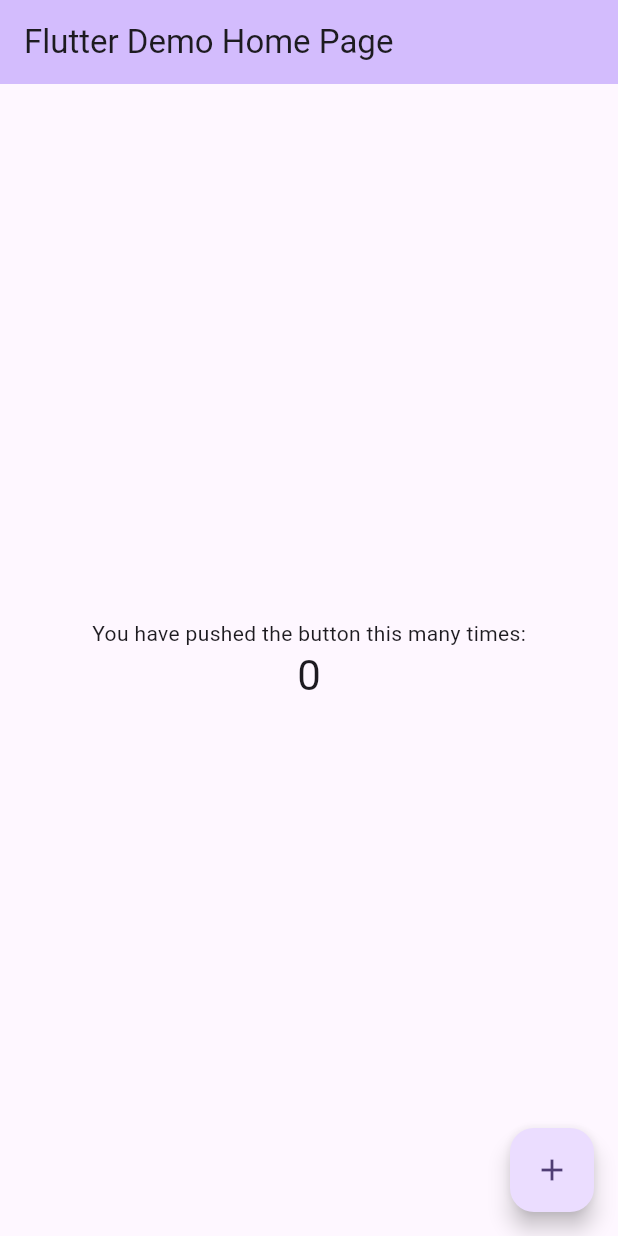
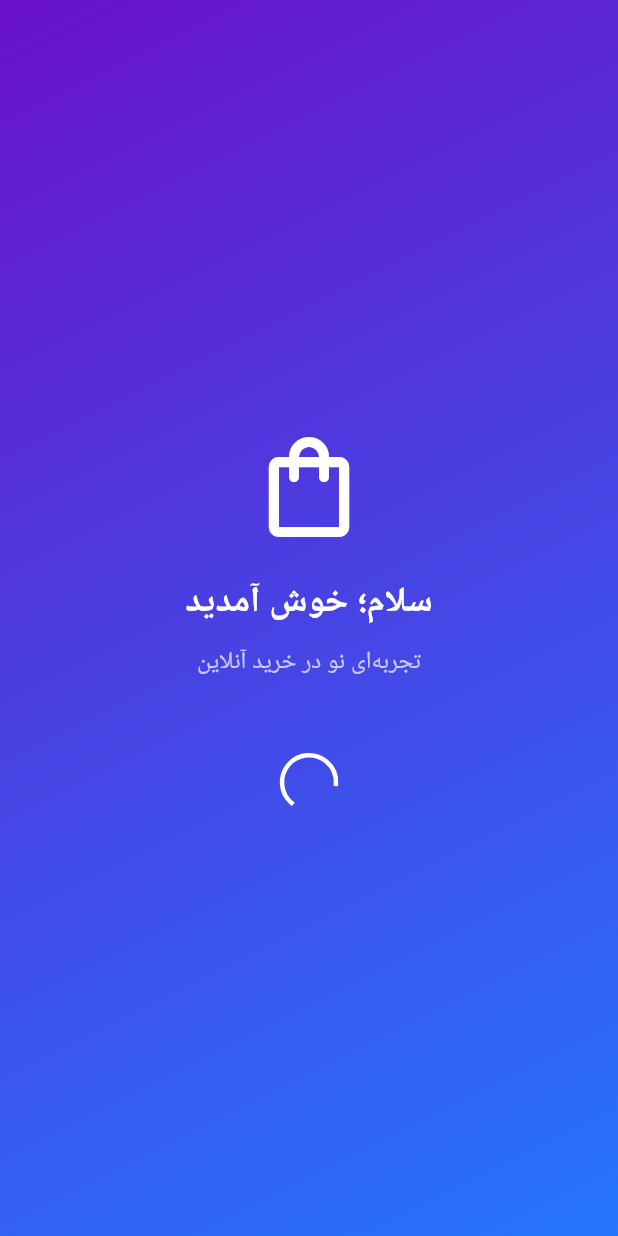
Before and after one commit to hasanhamadi/app_styleman, a Flutter app: the first screen one second after launch, on a phone screen of 412 x 824 dp. Run offline on Flutter 3.47's test engine with Material 3 defaults, Android fonts, the phone set to English and light mode, and no system bars.

Commit message:
app_styleman

```diff
--- /dev/null
+++ b/lib/Splash Screen/splash_screen.dart
@@ -0,0 +1,82 @@
+import 'dart:async';
+import 'package:flutter/material.dart';
+
+class SplashScreen extends StatefulWidget {
+  @override
+  _SplashScreenState createState() => _SplashScreenState();
+}
+
+class _SplashScreenState extends State<SplashScreen> {
+  @override
+  void initState() {
+    super.initState();
+    // انتقال خودکار بعد از 3 ثانیه
+    Timer(Duration(seconds: 3), () {
+      Navigator.pushReplacement(
+        context,
+        MaterialPageRoute(builder: (context) => HomeScreen()),
+      );
+    });
+  }
+
+  @override
+  Widget build(BuildContext context) {
+    return Scaffold(
+      body: Container(
+        // 1) پس‌زمینه مینیمال و مدرن (گرادینت)
+        decoration: BoxDecoration(
+          gradient: LinearGradient(
+            begin: Alignment.topLeft,
+            end: Alignment.bottomRight,
+            colors: [Color(0xFF6A11CB), Color(0xFF2575FC)],
+          ),
+        ),
+        child: Center(
+          child: Column(
+            mainAxisAlignment: MainAxisAlignment.center,
+            children: [
+              // لوگوی فرضی یا آیکون برند
+              Icon(Icons.shopping_bag_outlined, size: 80, color: Colors.white),
+              SizedBox(height: 20),
+
+              // 3) پیام خوش‌آمدگویی شیک
+              Text(
+                "سلام؛ خوش آمدید",
+                style: TextStyle(
+                  color: Colors.white,
+                  fontSize: 24,
+                  fontWeight: FontWeight.bold,
+                  letterSpacing: 1.2,
+                ),
+              ),
+              SizedBox(height: 10),
+              Text(
+                "تجربه‌ای نو در خرید آنلاین",
+                style: TextStyle(color: Colors.white70, fontSize: 16),
+              ),
+
+              SizedBox(height: 50),
+
+              // 2) انیمیشن لودینگ نرم
+              CircularProgressIndicator(
+                valueColor: AlwaysStoppedAnimation<Color>(Colors.white),
+                strokeWidth: 3,
+              ),
+            ],
+          ),
+        ),
+      ),
+    );
+  }
+}
+
+// صفحه اصلی مقصد
+class HomeScreen extends StatelessWidget {
+  @override
+  Widget build(BuildContext context) {
+    return Scaffold(
+      appBar: AppBar(title: Text("صفحه اصلی فروشگاه")),
+      body: Center(child: Text("به فروشگاه ما خوش آمدید!")),
+    );
+  }
+}
--- a/lib/main.dart
+++ b/lib/main.dart
@@ -1,122 +1,17 @@
+import 'package:app_styleman/Splash%20Screen/splash_screen.dart';
 import 'package:flutter/material.dart';
 
 void main() {
   runApp(const MyApp());
 }
-
 class MyApp extends StatelessWidget {
   const MyApp({super.key});
 
-  // This widget is the root of your application.
   @override
   Widget build(BuildContext context) {
     return MaterialApp(
-      title: 'Flutter Demo',
-      theme: ThemeData(
-        // This is the theme of your application.
-        //
-        // TRY THIS: Try running your application with "flutter run". You'll see
-        // the application has a purple toolbar. Then, without quitting the app,
-        // try changing the seedColor in the colorScheme below to Colors.green
-        // and then invoke "hot reload" (save your changes or press the "hot
-        // reload" button in a Flutter-supported IDE, or press "r" if you used
-        // the command line to start the app).
-        //
-        // Notice that the counter didn't reset back to zero; the application
-        // state is not lost during the reload. To reset the state, use hot
-        // restart instead.
-        //
-        // This works for code too, not just values: Most code changes can be
-        // tested with just a hot reload.
-        colorScheme: ColorScheme.fromSeed(seedColor: Colors.deepPurple),
-      ),
-      home: const MyHomePage(title: 'Flutter Demo Home Page'),
+      debugShowCheckedModeBanner: false,
+      home: SplashScreen(),
     );
   }
 }
-
-class MyHomePage extends StatefulWidget {
-  const MyHomePage({super.key, required this.title});
-
-  // This widget is the home page of your application. It is stateful, meaning
-  // that it has a State object (defined below) that contains fields that affect
-  // how it looks.
-
-  // This class is the configuration for the state. It holds the values (in this
-  // case the title) provided by the parent (in this case the App widget) and
-  // used by the build method of the State. Fields in a Widget subclass are
-  // always marked "final".
-
-  final String title;
-
-  @override
-  State<MyHomePage> createState() => _MyHomePageState();
-}
-
-class _MyHomePageState extends State<MyHomePage> {
-  int _counter = 0;
-
-  void _incrementCounter() {
-    setState(() {
-      // This call to setState tells the Flutter framework that something has
-      // changed in this State, which causes it to rerun the build method below
-      // so that the display can reflect the updated values. If we changed
-      // _counter without calling setState(), then the build method would not be
-      // called again, and so nothing would appear to happen.
-      _counter++;
-    });
-  }
-
-  @override
-  Widget build(BuildContext context) {
-    // This method is rerun every time setState is called, for instance as done
-    // by the _incrementCounter method above.
-    //
-    // The Flutter framework has been optimized to make rerunning build methods
-    // fast, so that you can just rebuild anything that needs updating rather
-    // than having to individually change instances of widgets.
-    return Scaffold(
-      appBar: AppBar(
-        // TRY THIS: Try changing the color here to a specific color (to
-        // Colors.amber, perhaps?) and trigger a hot reload to see the AppBar
-        // change color while the other colors stay the same.
-        backgroundColor: Theme.of(context).colorScheme.inversePrimary,
-        // Here we take the value from the MyHomePage object that was created by
-        // the App.build method, and use it to set our appbar title.
-        title: Text(widget.title),
-      ),
-      body: Center(
-        // Center is a layout widget. It takes a single child and positions it
-        // in the middle of the parent.
-        child: Column(
-          // Column is also a layout widget. It takes a list of children and
-          // arranges them vertically. By default, it sizes itself to fit its
-          // children horizontally, and tries to be as tall as its parent.
-          //
-          // Column has various properties to control how it sizes itself and
-          // how it positions its children. Here we use mainAxisAlignment to
-          // center the children vertically; the main axis here is the vertical
-          // axis because Columns are vertical (the cross axis would be
-          // horizontal).
-          //
-          // TRY THIS: Invoke "debug painting" (choose the "Toggle Debug Paint"
-          // action in the IDE, or press "p" in the console), to see the
-          // wireframe for each widget.
-          mainAxisAlignment: MainAxisAlignment.center,
-          children: <Widget>[
-            const Text('You have pushed the button this many times:'),
-            Text(
-              '$_counter',
-              style: Theme.of(context).textTheme.headlineMedium,
-            ),
-          ],
-        ),
-      ),
-      floatingActionButton: FloatingActionButton(
-        onPressed: _incrementCounter,
-        tooltip: 'Increment',
-        child: const Icon(Icons.add),
-      ), // This trailing comma makes auto-formatting nicer for build methods.
-    );
-  }
-}
```
